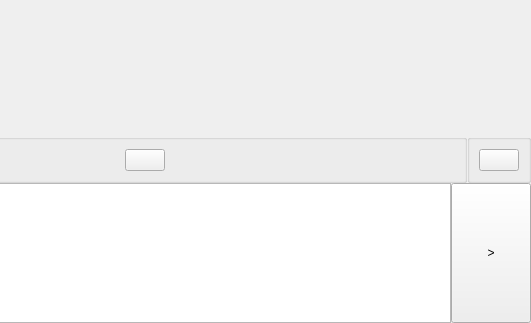
Old version of the form src/mainWidget.ui in the repository KDE/kamoso; both pictures show x 206 to 737 and y 373 to 696 of the 737 by 696 pixel window.
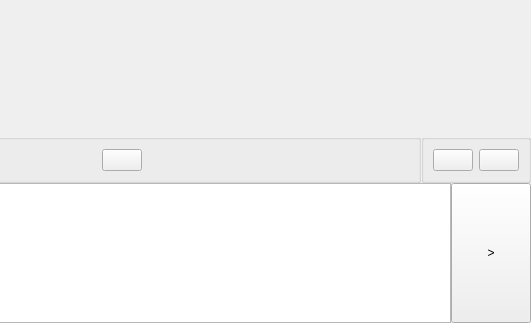
New version of the form. Custom widgets are drawn as their Qt base class.

Commit message: Add a new button that shows the same context menu than the file view.

Patch:
```diff
--- a/src/mainWidget.ui
+++ b/src/mainWidget.ui
@@ -190,6 +190,19 @@
      <item>
       <widget class="QGroupBox" name="groupBox">
        <layout class="QHBoxLayout" name="horizontalLayout_3">
+        <item>
+         <widget class="QPushButton" name="exportFiles">
+          <property name="focusPolicy">
+           <enum>Qt::NoFocus</enum>
+          </property>
+          <property name="iconSize">
+           <size>
+            <width>20</width>
+            <height>20</height>
+           </size>
+          </property>
+         </widget>
+        </item>
         <item>
          <widget class="QPushButton" name="configure">
           <property name="focusPolicy">
```
The commit also changes 2 other files.
